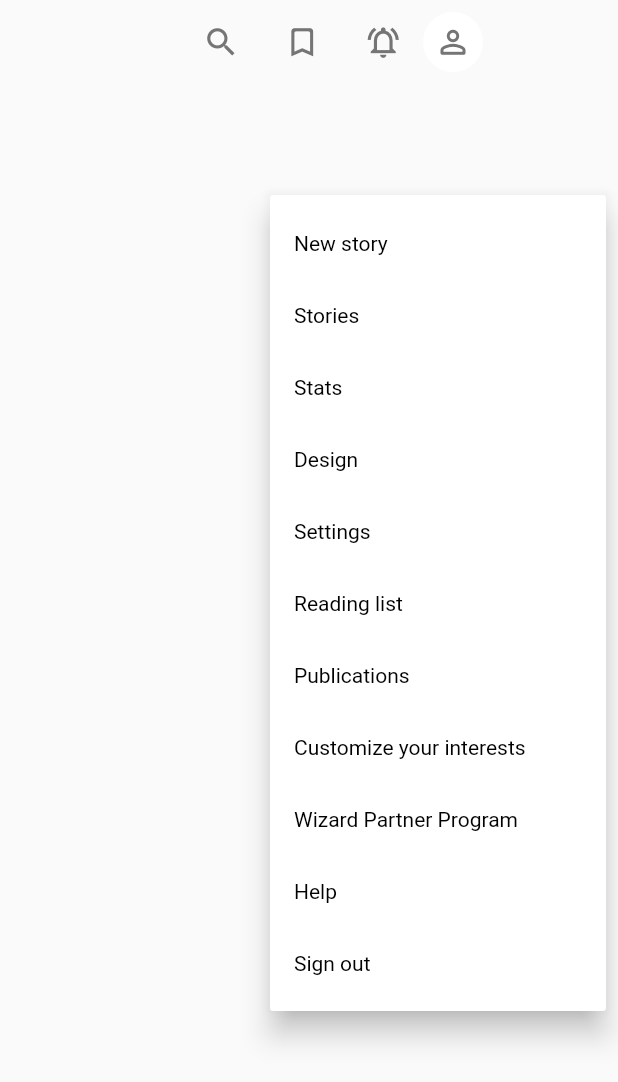
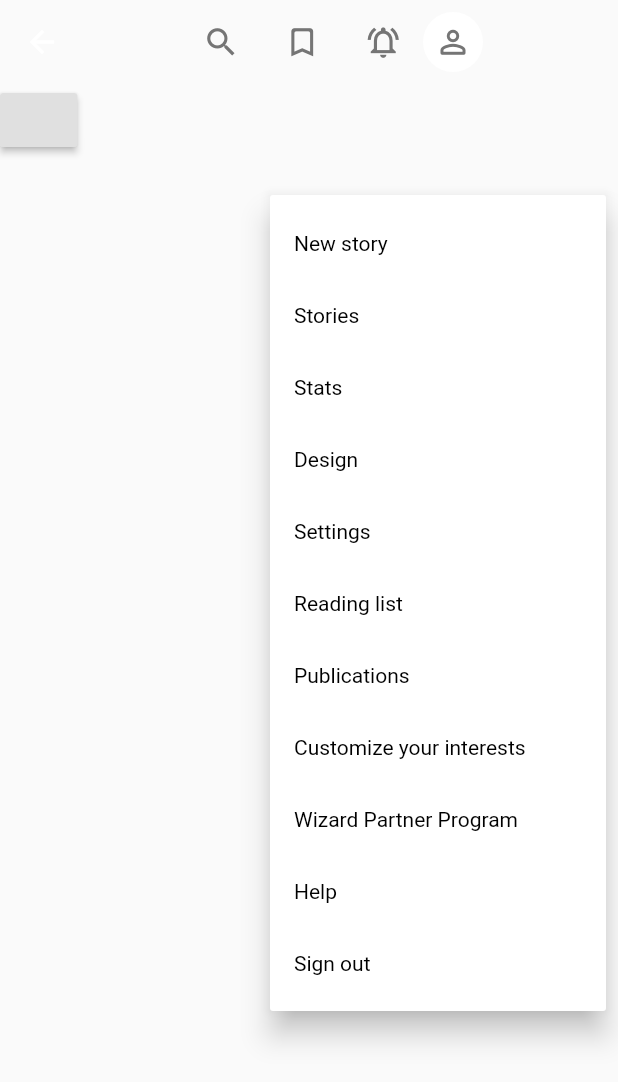
Before and after one commit to rustiever/wizard, a Flutter app: the PostView screen opened directly with empty values, after a tap on the "person outline" icon, on a phone screen of 412 x 824 dp. Shown: the top 1082 px of the screen. Run offline on Flutter 3.47's test engine with Material 2 defaults, Android fonts, the phone set to English and light mode, and no system bars; our stand-ins replace cloud_firestore, file_picker, firebase_auth, firebase_core, flutter_markdown, get; missing offline and left inert: flutter_dropzone, markdown_widget, mime_type; accounts and stored records are empty; network calls fail; Roboto replaces fonts that are missing (Helvetica Neue).

Commit message:
resolved navigation issue

```diff
--- a/lib/controllers/controllers.dart
+++ b/lib/controllers/controllers.dart
@@ -1,3 +1,4 @@
 export 'authController.dart';
+export 'homeController.dart';
 export 'newStoryController.dart';
 export 'postController.dart';
--- a/lib/controllers/postController.dart
+++ b/lib/controllers/postController.dart
@@ -1,12 +1,11 @@
 import 'package:get/get.dart';
-import 'package:markdown_widget/markdown_toc.dart';
 import 'package:url_launcher/url_launcher.dart';
 import 'package:wizard/models/models.dart';
-import 'package:wizard/services/firebaseServices.dart';
 
 class PostController extends GetxController {
-  FirebaseService _firebaseService;
-  final TocController tocController = TocController();
+  static PostController get to => Get.find();
+  // FirebaseService _firebaseService;
+
   RxList<PostModel> trendingPosts = <PostModel>[].obs;
 
 // @override
@@ -15,23 +14,11 @@ class PostController extends GetxController {
   //   super.onClose();
   // }
 
-  @override
-  void onInit() {
-    _firebaseService = FirebaseService.instance;
-    _getTrendingPosts();
-    super.onInit();
-  }
-
-  Future<void> _getTrendingPosts() async {
-    final snapshots = await _firebaseService.getTrendingPosts();
-    for (final item in snapshots) {
-      trendingPosts.add(
-        PostModel.fromJson(item.data()),
-      );
-    }
-    print(trendingPosts.length);
-    trendingPosts.shuffle();
-  }
+  // @override
+  // void onInit() {
+  //   // _firebaseService = FirebaseService.instance;
+  //   super.onInit();
+  // }
 
   Future<void> launchURL(String url) async {
     if (await canLaunch(url)) {
--- a/lib/routes.dart
+++ b/lib/routes.dart
@@ -18,9 +18,17 @@ final List<GetPage> routes = [
     name: homeRoute,
     page: () => HomeView(),
     binding: BindingsBuilder.put(
+      () => HomeController(),
+    ),
+  ),
+  GetPage(
+    name: postRoute,
+    page: () => PostView(),
+    binding: BindingsBuilder.put(
       () => PostController(),
     ),
   ),
+
   // GetPage(
   //   name: postRoute,
   //   page: () => PostView(),
--- a/lib/views/homeView.dart
+++ b/lib/views/homeView.dart
@@ -3,7 +3,7 @@ import 'package:get/get.dart';
 import 'package:wizard/controllers/controllers.dart';
 import 'package:wizard/widgets/widgets.dart';
 
-class HomeView extends GetView<PostController> {
+class HomeView extends GetView<HomeController> {
   final bottomMenu = [
     "Help",
     "Status",
@@ -226,7 +226,7 @@ class Try extends StatelessWidget {
     @required this.controller,
   }) : super(key: key);
 
-  final PostController controller;
+  final HomeController controller;
 
   @override
   Widget build(BuildContext context) {
--- a/lib/views/newStoryView.dart
+++ b/lib/views/newStoryView.dart
@@ -93,8 +93,10 @@ class NewStoryView extends StatelessWidget {
                                   final df = utf8
                                       .decode(NewStoryController.to.fileData);
                                   NewStoryController.to.title.value = df
-                                      .substring(df.indexOf('#') + 1,
-                                          df.indexOf("\n") - 1)
+                                      .substring(
+                                        df.indexOf('#') + 1,
+                                        df.indexOf("\n"),
+                                      )
                                       .trim();
                                   NewStoryController.to.preview.value = true;
                                   NewStoryController.to.previewMe.value = false;
--- a/lib/views/postView.dart
+++ b/lib/views/postView.dart
@@ -1,23 +1,25 @@
 import 'package:flutter/material.dart';
 import 'package:get/get.dart';
-import 'package:wizard/controllers/postController.dart';
-import 'package:wizard/models/postModel.dart';
+import 'package:wizard/models/models.dart';
+import 'package:wizard/routes.dart';
 import 'package:wizard/widgets/widgets.dart';
 
 class PostView extends StatelessWidget {
-  final PostModel postModel;
-
-  PostView({Key key, @required this.postModel}) : super(key: key);
-
-  final PostController controller = Get.put(PostController());
   @override
   Widget build(BuildContext context) {
+    final postModel = Get.arguments as PostModel;
     return Scaffold(
       appBar: CustomAppBar(),
       body: Row(
         children: [
           Expanded(
-            child: Column(),
+            child: Column(
+              children: [
+                RaisedButton(
+                  onPressed: () => Get.back(result: homeRoute),
+                )
+              ],
+            ),
           ),
           Expanded(
             flex: 6,
--- a/lib/widgets/customAppBar.dart
+++ b/lib/widgets/customAppBar.dart
@@ -3,7 +3,6 @@ import 'package:get/get.dart';
 import 'package:wizard/routes.dart';
 import 'package:wizard/services/firebaseServices.dart';
 import 'package:wizard/views/views.dart';
-
 import '../constants.dart';
 
 class CustomAppBar extends StatelessWidget with PreferredSizeWidget {
@@ -20,7 +19,7 @@ class CustomAppBar extends StatelessWidget with PreferredSizeWidget {
     return AppBar(
       elevation: 0.0,
       backgroundColor: Colors.transparent,
-      automaticallyImplyLeading: false,
+      // automaticallyImplyLeading: false,
       titleSpacing: 70,
       title: GestureDetector(
         onTap: () => Get.offAllNamed(homeRoute),
```
Also changed, not shown: lib/controllers/homeController.dart (added, +32 -0 lines), lib/widgets/postWidgets.dart (+5 -29 lines), 5 other files.
